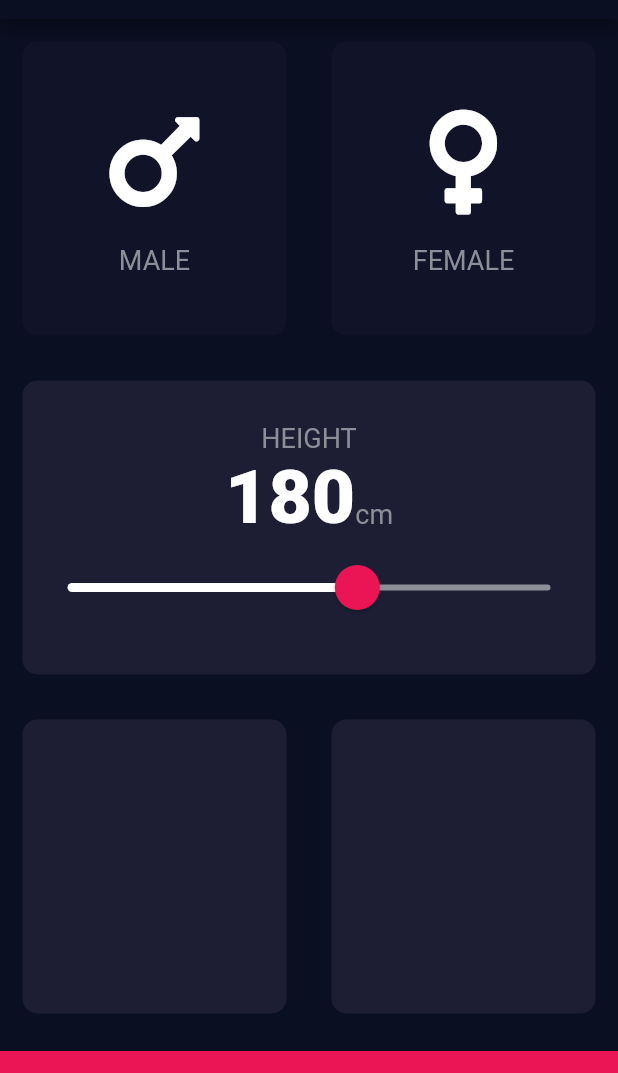
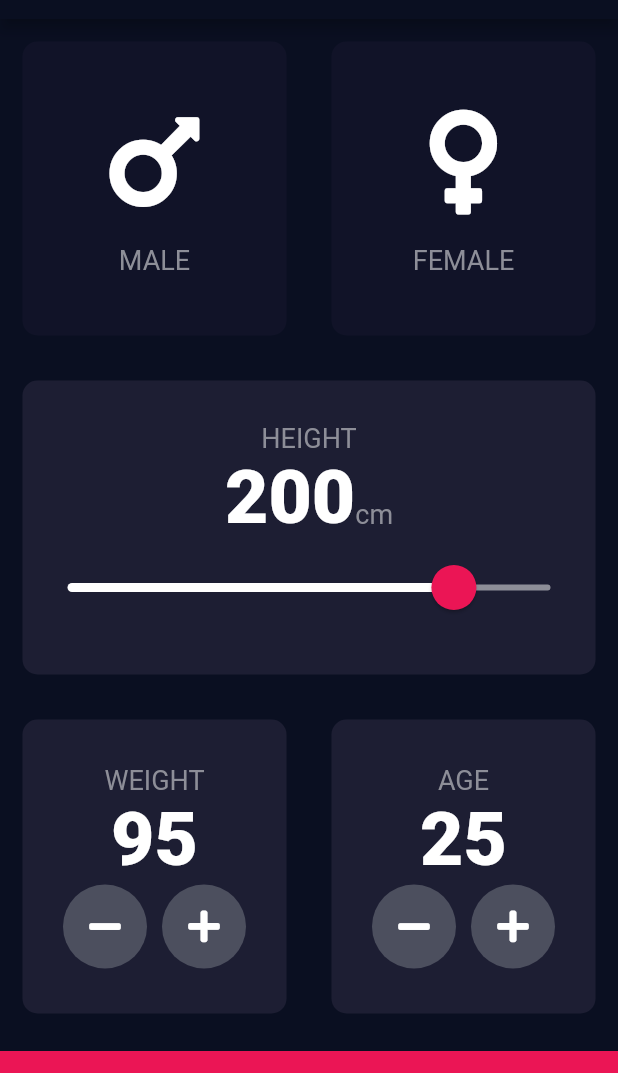
Before and after one commit to petarivanov9/flutter-dart-dev-bootcamp, a Flutter app: the screen it shows after launch, on a phone screen of 412 x 824 dp, the part 65-1138 px from its top. Run offline on Flutter 3.47's test engine with Material 2 defaults, Android fonts, the phone set to English and light mode, and no system bars; our stand-ins replace audioplayers, font_awesome_flutter, rflutter_alert.

Commit message:
Add RoundIconButton, weight and age cards

```diff
--- a/bmi_calculator/lib/input_page.dart
+++ b/bmi_calculator/lib/input_page.dart
@@ -18,7 +18,9 @@
 class _InputPageState extends State<InputPage> {
   Gender selectedGender;
 
-  int height = 180;
+  int height = 200;
+  int weight = 95;
+  int age = 25;
 
   @override
   Widget build(BuildContext context) {
@@ -128,10 +130,88 @@
             child: Row(
               children: <Widget>[
                 Expanded(
-                  child: ReusableCard(color: kActiveCardColor),
+                  child: ReusableCard(
+                    color: kActiveCardColor,
+                    cardChild: Column(
+                      mainAxisAlignment: MainAxisAlignment.center,
+                      children: <Widget>[
+                        Text(
+                          'WEIGHT',
+                          style: kLabelTextStyle,
+                        ),
+                        Text(
+                          weight.toString(),
+                          style: kNumberTextStyle,
+                        ),
+                        Row(
+                          mainAxisAlignment: MainAxisAlignment.center,
+                          children: <Widget>[
+                            RoundIconButton(
+                              icon: FontAwesomeIcons.minus,
+                              onPressed: () {
+                                setState(() {
+                                  weight--;
+                                });
+                              },
+                            ),
+                            SizedBox(
+                              width: 10.0,
+                            ),
+                            RoundIconButton(
+                              icon: FontAwesomeIcons.plus,
+                              onPressed: () {
+                                setState(() {
+                                  weight++;
+                                });
+                              },
+                            ),
+                          ],
+                        ),
+                      ],
+                    ),
+                  ),
                 ),
                 Expanded(
-                  child: ReusableCard(color: kActiveCardColor),
+                  child: ReusableCard(
+                    color: kActiveCardColor,
+                    cardChild: Column(
+                      mainAxisAlignment: MainAxisAlignment.center,
+                      children: <Widget>[
+                        Text(
+                          'AGE',
+                          style: kLabelTextStyle,
+                        ),
+                        Text(
+                          age.toString(),
+                          style: kNumberTextStyle,
+                        ),
+                        Row(
+                          mainAxisAlignment: MainAxisAlignment.center,
+                          children: <Widget>[
+                            RoundIconButton(
+                              icon: FontAwesomeIcons.minus,
+                              onPressed: () {
+                                setState(() {
+                                  age--;
+                                });
+                              },
+                            ),
+                            SizedBox(
+                              width: 10.0,
+                            ),
+                            RoundIconButton(
+                              icon: FontAwesomeIcons.plus,
+                              onPressed: () {
+                                setState(() {
+                                  age++;
+                                });
+                              },
+                            ),
+                          ],
+                        ),
+                      ],
+                    ),
+                  ),
                 )
               ],
             ),
@@ -147,3 +227,25 @@
     );
   }
 }
+
+class RoundIconButton extends StatelessWidget {
+  RoundIconButton({@required this.icon, @required this.onPressed});
+
+  final IconData icon;
+  final Function onPressed;
+
+  @override
+  Widget build(BuildContext context) {
+    return RawMaterialButton(
+      elevation: 0.0,
+      child: Icon(icon),
+      onPressed: onPressed,
+      constraints: BoxConstraints.tightFor(
+        width: 56.0,
+        height: 56.0,
+      ),
+      shape: CircleBorder(),
+      fillColor: Color(0xFF4C4F5E),
+    );
+  }
+}
```
